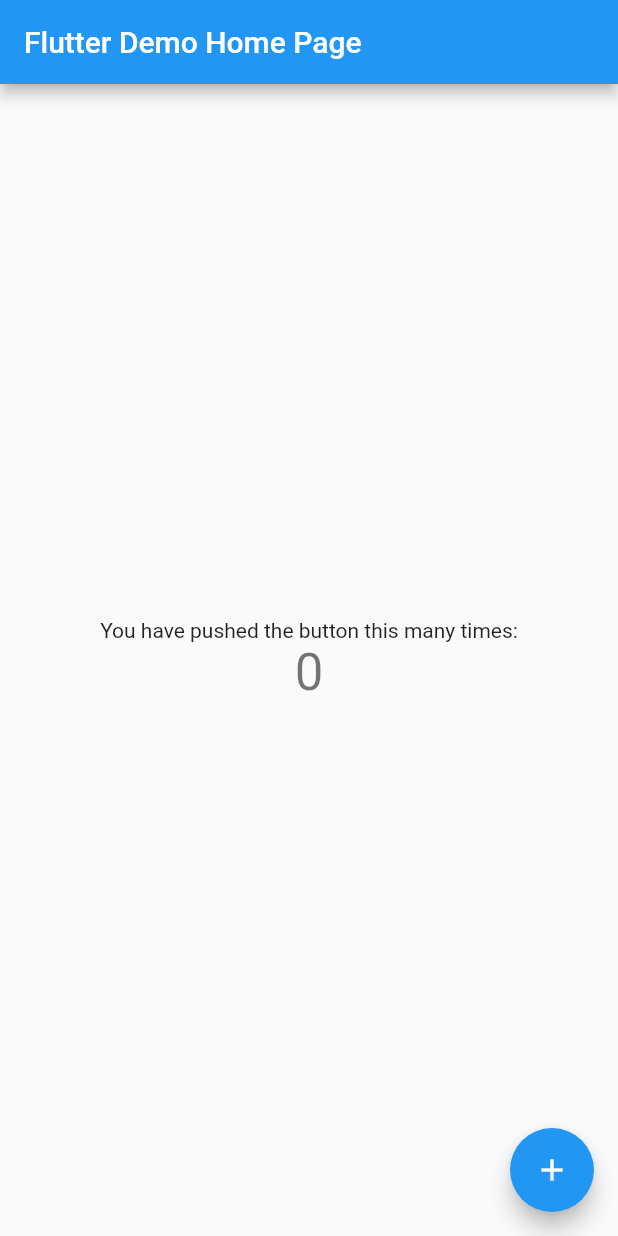
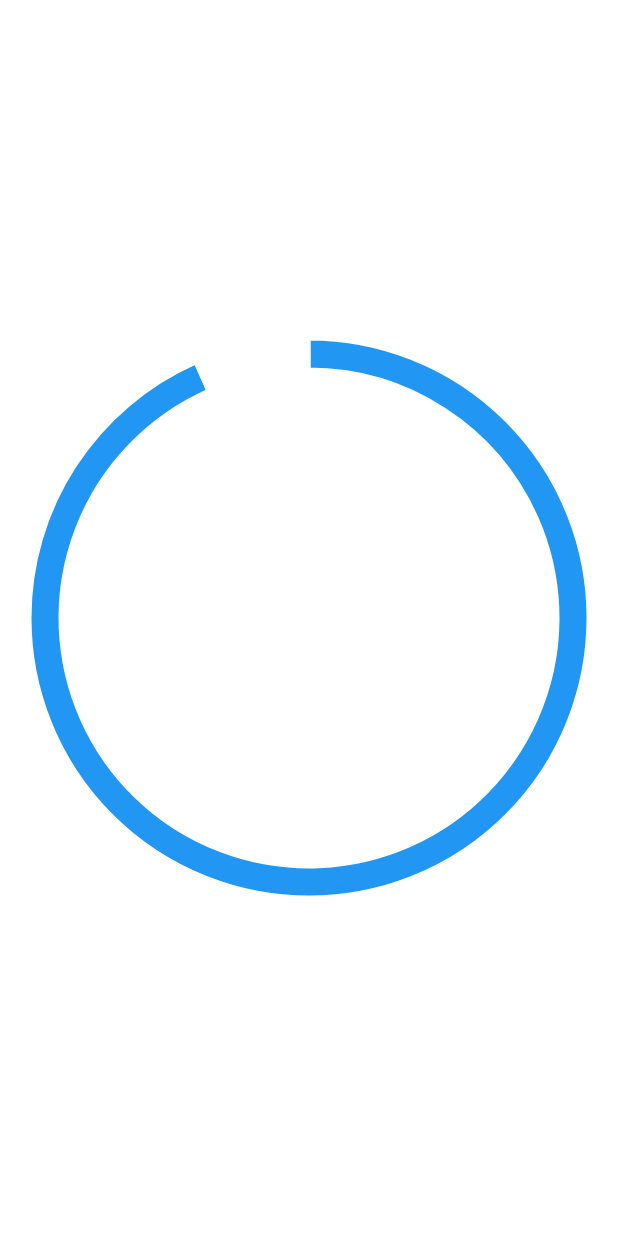
Before and after one commit to KatazzaHack/calorie_counting, a Flutter app: the screen it shows after launch, on a phone screen of 412 x 824 dp. Run offline on Flutter 3.47's test engine with Material 2 defaults, Android fonts, the phone set to English and light mode, and no system bars; our stand-ins replace charts_flutter.

Commit message:
Add first prototype of the circle chart

```diff
--- a/lib/dashboard.dart
+++ b/lib/dashboard.dart
@@ -0,0 +1,53 @@
+import 'package:charts_flutter/flutter.dart' as charts;
+import 'package:flutter/material.dart';
+import 'dart:math';
+
+class OutOfPieChart extends StatefulWidget {
+@override
+OutOfPieChartState createState() => OutOfPieChartState(1400, 1500);
+}
+
+class OutOfPieChartState extends State<OutOfPieChart> {
+  final int fullBar;
+  final int filledBar;
+  OutOfPieChartState(this.filledBar, this.fullBar);
+
+  List<charts.Series> computeSeriesList() {
+    final data = [
+      new Calories(
+          0,
+          min(this.filledBar, this.fullBar),
+          charts.MaterialPalette.blue.shadeDefault),
+      new Calories(
+          1,
+          this.fullBar - min(this.filledBar, this.fullBar),
+          charts.MaterialPalette.white),
+    ];
+    return [
+      new charts.Series<Calories, int>(
+        id: 'Calories',
+        domainFn: (Calories calories, _) => calories.fieldNumber,
+        measureFn: (Calories calories, _) => calories.calories,
+        colorFn: (Calories calories, _) => calories.color,
+        data: data,
+      )
+    ];
+  }
+
+  @override
+  Widget build(BuildContext context) {
+    return charts.PieChart(
+        this.computeSeriesList(),
+        animate: true,
+        animationDuration: Duration(milliseconds: 500),
+        defaultRenderer: new charts.ArcRendererConfig(arcWidth: 20));
+  }
+}
+
+class Calories {
+  final int fieldNumber;
+  final int calories;
+  charts.Color color;
+
+  Calories(this.fieldNumber, this.calories, this.color);
+}
--- a/lib/main.dart
+++ b/lib/main.dart
@@ -1,117 +1,14 @@
 import 'package:flutter/material.dart';
+import 'dashboard.dart';
 
-void main() {
-  runApp(MyApp());
-}
+void main() => runApp(MyApp());
 
 class MyApp extends StatelessWidget {
-  // This widget is the root of your application.
   @override
   Widget build(BuildContext context) {
     return MaterialApp(
-      title: 'Flutter Demo',
-      theme: ThemeData(
-        // This is the theme of your application.
-        //
-        // Try running your application with "flutter run". You'll see the
-        // application has a blue toolbar. Then, without quitting the app, try
-        // changing the primarySwatch below to Colors.green and then invoke
-        // "hot reload" (press "r" in the console where you ran "flutter run",
-        // or simply save your changes to "hot reload" in a Flutter IDE).
-        // Notice that the counter didn't reset back to zero; the application
-        // is not restarted.
-        primarySwatch: Colors.blue,
-        // This makes the visual density adapt to the platform that you run
-        // the app on. For desktop platforms, the controls will be smaller and
-        // closer together (more dense) than on mobile platforms.
-        visualDensity: VisualDensity.adaptivePlatformDensity,
-      ),
-      home: MyHomePage(title: 'Flutter Demo Home Page'),
+      debugShowCheckedModeBanner: false,
+      home: OutOfPieChart(),
     );
   }
 }
-
-class MyHomePage extends StatefulWidget {
-  MyHomePage({Key key, this.title}) : super(key: key);
-
-  // This widget is the home page of your application. It is stateful, meaning
-  // that it has a State object (defined below) that contains fields that affect
-  // how it looks.
-
-  // This class is the configuration for the state. It holds the values (in this
-  // case the title) provided by the parent (in this case the App widget) and
-  // used by the build method of the State. Fields in a Widget subclass are
-  // always marked "final".
-
-  final String title;
-
-  @override
-  _MyHomePageState createState() => _MyHomePageState();
-}
-
-class _MyHomePageState extends State<MyHomePage> {
-  int _counter = 0;
-
-  void _incrementCounter() {
-    setState(() {
-      // This call to setState tells the Flutter framework that something has
-      // changed in this State, which causes it to rerun the build method below
-      // so that the display can reflect the updated values. If we changed
-      // _counter without calling setState(), then the build method would not be
-      // called again, and so nothing would appear to happen.
-      _counter++;
-    });
-  }
-
-  @override
-  Widget build(BuildContext context) {
-    // This method is rerun every time setState is called, for instance as done
-    // by the _incrementCounter method above.
-    //
-    // The Flutter framework has been optimized to make rerunning build methods
-    // fast, so that you can just rebuild anything that needs updating rather
-    // than having to individually change instances of widgets.
-    return Scaffold(
-      appBar: AppBar(
-        // Here we take the value from the MyHomePage object that was created by
-        // the App.build method, and use it to set our appbar title.
-        title: Text(widget.title),
-      ),
-      body: Center(
-        // Center is a layout widget. It takes a single child and positions it
-        // in the middle of the parent.
-        child: Column(
-          // Column is also a layout widget. It takes a list of children and
-          // arranges them vertically. By default, it sizes itself to fit its
-          // children horizontally, and tries to be as tall as its parent.
-          //
-          // Invoke "debug painting" (press "p" in the console, choose the
-          // "Toggle Debug Paint" action from the Flutter Inspector in Android
-          // Studio, or the "Toggle Debug Paint" command in Visual Studio Code)
-          // to see the wireframe for each widget.
-          //
-          // Column has various properties to control how it sizes itself and
-          // how it positions its children. Here we use mainAxisAlignment to
-          // center the children vertically; the main axis here is the vertical
-          // axis because Columns are vertical (the cross axis would be
-          // horizontal).
-          mainAxisAlignment: MainAxisAlignment.center,
-          children: <Widget>[
-            Text(
-              'You have pushed the button this many times:',
-            ),
-            Text(
-              '$_counter',
-              style: Theme.of(context).textTheme.headline4,
-            ),
-          ],
-        ),
-      ),
-      floatingActionButton: FloatingActionButton(
-        onPressed: _incrementCounter,
-        tooltip: 'Increment',
-        child: Icon(Icons.add),
-      ), // This trailing comma makes auto-formatting nicer for build methods.
-    );
-  }
-}
--- a/pubspec.yaml
+++ b/pubspec.yaml
@@ -23,6 +23,7 @@ environment:
 dependencies:
   flutter:
     sdk: flutter
+  charts_flutter: ">=0.2.0"
 
 
   # The following adds the Cupertino Icons font to your application.
```
